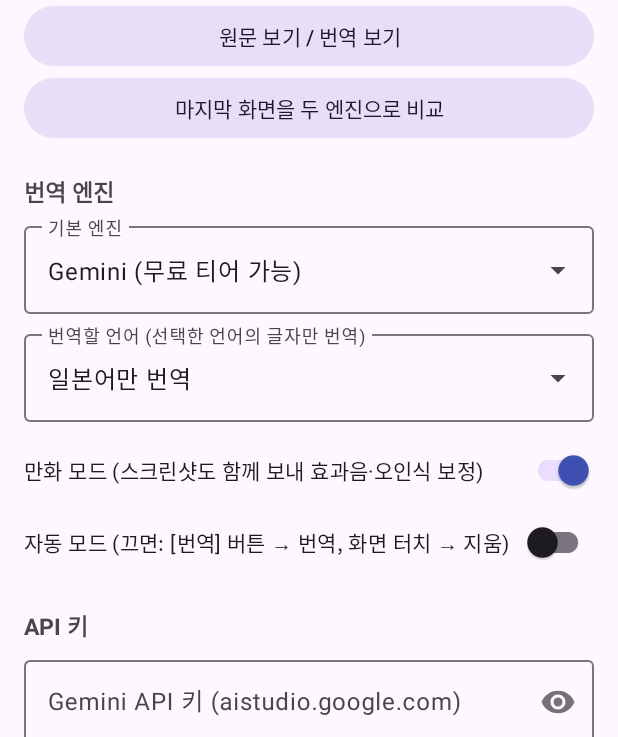
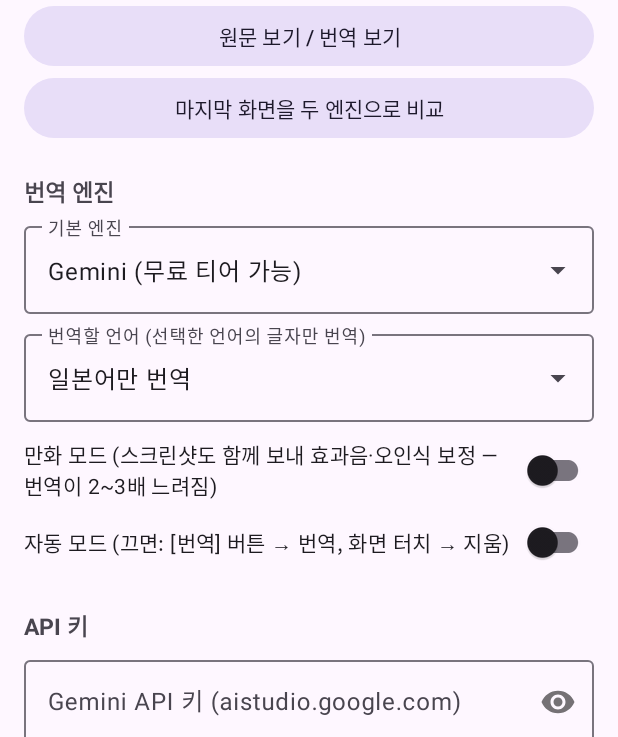
Before and after one commit to yeolmoolover/Portfolio_1, an Android app: the screen it shows after launch (MainActivity), after a tap on "번역 시작", on a phone screen of 412 x 824 dp, the part 499-1236 px from its top. Run offline under Robolectric (Android 15) with nearby library versions, the phone set to English and light mode, and no system bars.

Commit message:
Outline style: erase original quietly, thin halo text, no panel; comic mode off by default
Co-Authored-By: Claude Fable 5.1 <noreply@anthropic.com>
Claude-Session: https://claude.ai/code/session_01McFbrXtjXuTWAVFjU1evmi

```diff
--- a/ScreenTranslator/app/src/main/java/com/portfolio/screentranslator/Prefs.kt
+++ b/ScreenTranslator/app/src/main/java/com/portfolio/screentranslator/Prefs.kt
@@ -43,9 +43,11 @@ class Prefs(context: Context) {
         get() = (sp.getString("source_lang", "ja") ?: "ja").let { if (it == "auto") "ja" else it }
         set(v) = sp.edit().putString("source_lang", v).apply()
 
+    /** Sends the screenshot too (SFX detection, OCR fixes). Off by default: it is the
+     *  single biggest contributor to translation latency. */
     var comicMode: Boolean
-        get() = sp.getBoolean("comic_mode", true)
-        set(v) = sp.edit().putBoolean("comic_mode", v).apply()
+        get() = sp.getBoolean("comic_mode2", false)
+        set(v) = sp.edit().putBoolean("comic_mode2", v).apply()
 
     /** Auto mode re-translates whenever the screen settles. Off by default: the normal flow
      *  is volume-down -> translate, touch -> dismiss, volume-down again on the next page. */
@@ -60,8 +62,8 @@ class Prefs(context: Context) {
 
     /** box: opaque panel behind the translation. outline: no panel, thick halo around the glyphs. */
     var textStyle: String
-        get() = sp.getString("text_style", "outline") ?: "outline"
-        set(v) = sp.edit().putString("text_style", v).apply()
+        get() = sp.getString("text_style2", "outline") ?: "outline"
+        set(v) = sp.edit().putString("text_style2", v).apply()
 
     var fontScale: Float
         get() = sp.getFloat("font_scale", 1.0f)
--- a/ScreenTranslator/app/src/main/java/com/portfolio/screentranslator/overlay/OverlayView.kt
+++ b/ScreenTranslator/app/src/main/java/com/portfolio/screentranslator/overlay/OverlayView.kt
@@ -54,7 +54,8 @@ class OverlayView(context: Context) : View(context) {
         // anti-aliased edges and descenders of the original text stay visible.
         val pad = max(4 * density, b.lineHeight * 0.4f)
         val sorted = if (b.vertical) b.lines.sortedBy { it.left } else b.lines.sortedBy { it.top }
-        if (outlineStyle) { drawText(canvas, b, pad); return }   // outline mode: no fill anywhere
+        // Both styles erase the ORIGINAL text with the sampled background colour (on a plain
+        // bubble this is invisible). Only the box style also paints a panel behind the translation.
         if (b.vertical && sorted.isNotEmpty()) {
             // ML Kit returns vertical CJK text as irregular fragments; erase the whole source area.
             val all = Rect(b.srcBox); for (l in sorted) all.union(l)
@@ -98,7 +99,7 @@ class OverlayView(context: Context) : View(context) {
             // Thick halo in the background colour hides whatever is directly under the glyphs.
             strokePaint.textSize = textPaint.textSize
             strokePaint.color = b.bgColor
-            strokePaint.strokeWidth = max(4 * density, textPaint.textSize * 0.34f)
+            strokePaint.strokeWidth = max(2.5f * density, textPaint.textSize * 0.16f)
             strokePaint.isFakeBoldText = true
             StaticLayout.Builder.obtain(b.text, 0, b.text.length, strokePaint, max(1, b.box.width()))
                 .setAlignment(Layout.Alignment.ALIGN_CENTER).setIncludePad(false).build().draw(canvas)
--- a/ScreenTranslator/app/src/main/res/values/arrays.xml
+++ b/ScreenTranslator/app/src/main/res/values/arrays.xml
@@ -8,7 +8,7 @@
         <item>claude</item>
     </string-array>
     <string-array name="text_styles">
-        <item>외곽선 (배경 없음, 글자에 두꺼운 테두리)</item>
+        <item>외곽선 (원문만 지우고, 번역문은 테두리 글자로)</item>
         <item>상자 (원문을 지우고 번역문 뒤에 배경색 패널)</item>
     </string-array>
     <string-array name="text_style_values">
--- a/ScreenTranslator/app/src/main/res/values/strings.xml
+++ b/ScreenTranslator/app/src/main/res/values/strings.xml
@@ -15,7 +15,7 @@
     <string name="gemma_model">Gemma 모델 ID (Gemini 한도 초과 시)</string>
     <string name="claude_model">Claude 모델 ID</string>
     <string name="source_lang">번역할 언어 (선택한 언어의 글자만 번역)</string>
-    <string name="comic_mode">만화 모드 (스크린샷도 함께 보내 효과음·오인식 보정)</string>
+    <string name="comic_mode">만화 모드 (스크린샷도 함께 보내 효과음·오인식 보정 — 번역이 2~3배 느려짐)</string>
     <string name="auto_mode">자동 모드 (끄면: [번역] 버튼 → 번역, 화면 터치 → 지움)</string>
     <string name="font_scale">글자 크기 배율</string>
     <string name="text_style">번역문 표시 방식</string>
```
